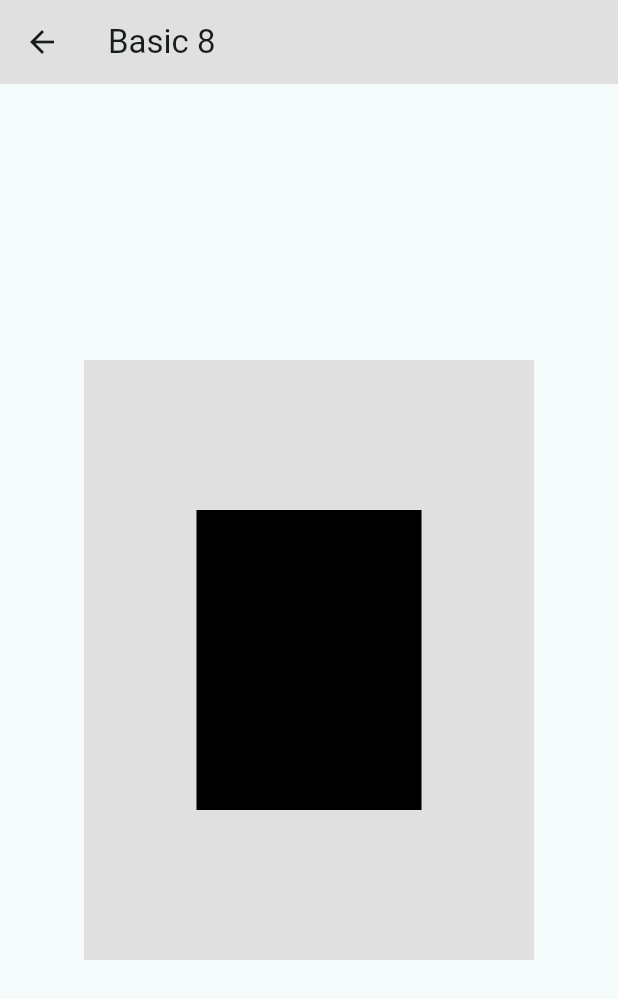
After one commit to VaibhavVadle/flutter_playground, a Flutter app: the screen it shows after launch, after a tap on "Basic 8", on a phone screen of 412 x 824 dp. The commit adds this screen. Shown: the top 999 px of the screen. Run offline on Flutter 3.47's test engine with Material 3 defaults, Android fonts, the phone set to English and light mode, and no system bars.

Commit message:
Custom paint clickable

```diff
--- /dev/null
+++ b/lib/basics/basic_eight.dart
@@ -0,0 +1,77 @@
+import 'package:flutter/material.dart';
+
+class BasicEight extends StatefulWidget {
+  const BasicEight({
+    super.key,
+    required this.title,
+  });
+
+  final String title;
+
+  @override
+  State<BasicEight> createState() => _BasicEightState();
+}
+
+class _BasicEightState extends State<BasicEight> {
+  ValueNotifier<Offset> offsetNotifier = ValueNotifier(Offset.zero);
+
+  @override
+  Widget build(BuildContext context) {
+    return Scaffold(
+      appBar: AppBar(
+        title: Text(widget.title),
+      ),
+      body: Center(
+        child: Container(
+          color: Colors.grey.shade300,
+          child: GestureDetector(
+            onTapDown: (details) {
+              offsetNotifier.value = details.localPosition;
+            },
+            child: CustomPaint(
+              painter: ClickableCanvasPainter(
+                offsetNotifier: offsetNotifier,
+                onTap: () {
+                  debugPrint('Clicked -> ${offsetNotifier.value}');
+                },
+              ),
+              size: Size(300, 400),
+            ),
+          ),
+        ),
+      ),
+    );
+  }
+}
+
+class ClickableCanvasPainter extends CustomPainter {
+  final ValueNotifier<Offset> offsetNotifier;
+  final VoidCallback onTap;
+
+  ClickableCanvasPainter({
+    required this.offsetNotifier,
+    required this.onTap,
+  }) : super(repaint: offsetNotifier);
+
+  @override
+  void paint(Canvas canvas, Size size) {
+    Paint paint = Paint()
+      ..style = PaintingStyle.fill
+      ..color = Colors.black;
+
+    Path path = Path()
+      ..addRect(Rect.fromCenter(
+        center: Offset(size.width / 2, size.height / 2),
+        width: size.width / 2,
+        height: size.height / 2,
+      ));
+    canvas.drawPath(path, paint);
+
+    if(path.contains(offsetNotifier.value)) {
+      onTap();
+    }
+  }
+
+  @override
+  bool shouldRepaint(covariant CustomPainter oldDelegate) => true;
+}
--- a/lib/home_screen.dart
+++ b/lib/home_screen.dart
@@ -1,4 +1,5 @@
 import 'package:flutter/material.dart';
+import 'package:flutter_playground/basics/basic_eight.dart';
 import 'package:flutter_playground/basics/basic_five.dart';
 import 'package:flutter_playground/basics/basic_four.dart';
 import 'package:flutter_playground/basics/basic_one.dart';
@@ -100,6 +101,17 @@ class HomeScreen extends StatelessWidget {
                 },
                 child: Text("Basic 7"),
               ),
+              ElevatedButton(
+                onPressed: () {
+                  Navigator.push(
+                    context,
+                    MaterialPageRoute(
+                      builder: (context) => BasicEight(title: "Basic 8"),
+                    ),
+                  );
+                },
+                child: Text("Basic 8"),
+              ),
             ],
           ),
         ),
```
